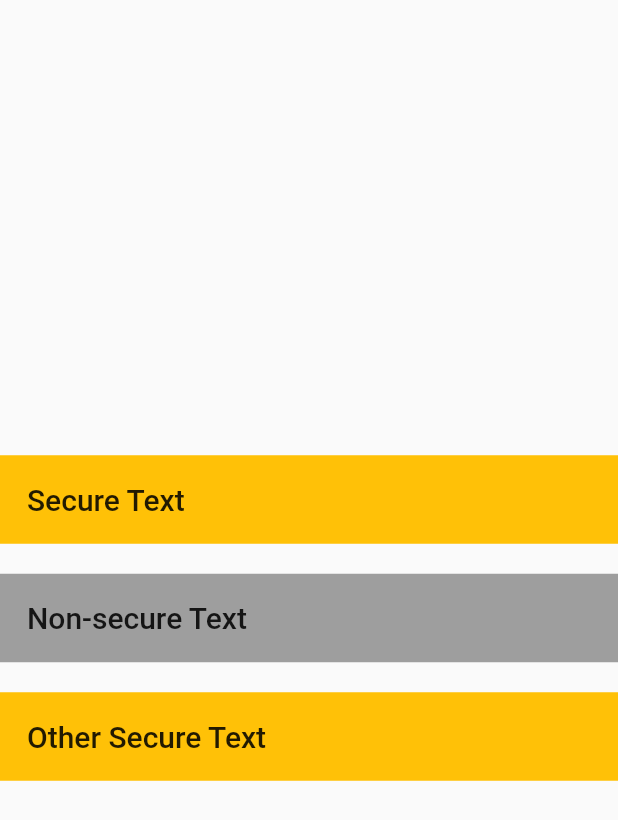
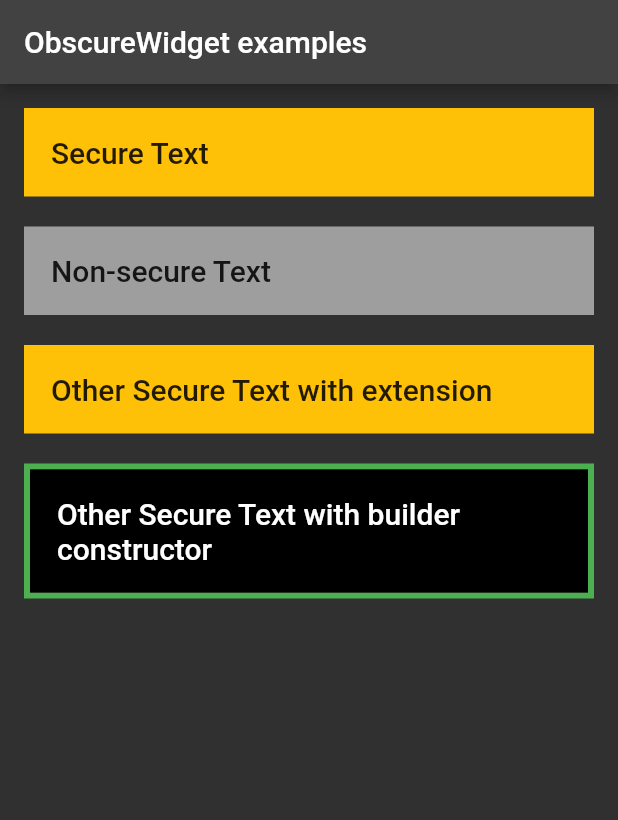
Before and after one commit to imSanjaySoni/ObscureWidget, a Flutter app: the screen it shows after launch, on a phone screen of 412 x 824 dp. Shown: the top 820 px of the screen. Run offline on Flutter 3.47's test engine with Material 2 defaults, Android fonts, the phone set to English and light mode, and no system bars.

Commit message:
Add builder constructor and update version to 0.0.2

```diff
--- a/example/lib/main.dart
+++ b/example/lib/main.dart
@@ -11,9 +11,13 @@ class MyApp extends StatelessWidget {
   @override
   Widget build(BuildContext context) {
     return MaterialApp(
+      theme: ThemeData.dark(),
       home: Scaffold(
-        body: Column(
-          mainAxisAlignment: MainAxisAlignment.center,
+        appBar: AppBar(
+          title: const Text('ObscureWidget examples'),
+        ),
+        body: ListView(
+          padding: const EdgeInsets.all(16.0),
           children: [
             ObscureWidget(
               child: Container(
@@ -26,7 +30,9 @@ class MyApp extends StatelessWidget {
                 ),
               ),
             ),
+
             const SizedBox(height: 20),
+
             Container(
               width: double.infinity,
               color: Colors.grey,
@@ -36,16 +42,44 @@ class MyApp extends StatelessWidget {
                 style: Theme.of(context).textTheme.headline6,
               ),
             ),
+
             const SizedBox(height: 20),
+
             Container(
               width: double.infinity,
               color: Colors.amber,
               padding: const EdgeInsets.all(18.0),
               child: Text(
-                'Other Secure Text',
+                'Other Secure Text with extension',
                 style: Theme.of(context).textTheme.headline6,
               ),
             ).obscured(blur: 2, blurColor: Colors.red),
+
+            const SizedBox(height: 20),
+
+            // builder example
+            ObscureWidget.builder(
+              obscureBuilder: (context, isCaptured, child) {
+                return Container(
+                  decoration: BoxDecoration(
+                    border: Border.all(
+                      width: 4,
+                      color: isCaptured ? Colors.red : Colors.green,
+                    ),
+                  ),
+                  child: child,
+                );
+              },
+              child: Container(
+                width: double.infinity,
+                color: Colors.black,
+                padding: const EdgeInsets.all(18.0),
+                child: Text(
+                  'Other Secure Text with builder constructor',
+                  style: Theme.of(context).textTheme.headline6?.copyWith(color: Colors.white),
+                ),
+              ),
+            )
           ],
         ),
       ),
--- a/lib/src/widget.dart
+++ b/lib/src/widget.dart
@@ -23,6 +23,7 @@ class ObscureWidgetController {
 }
 
 /// blur it's **child** when screen is being captured/recorded.
+class ObscureWidget extends StatelessWidget {
   ///
   ///* **[blur]** is the value of blur effect, higher the blur more the blur effect (default value = 5)
   ///
@@ -31,40 +32,62 @@ class ObscureWidgetController {
   ///* **[borderRadius]** is the radius of the child to be blurred
   ///
   ///* **[colorOpacity]** is the opacity of the blurColor (default value = 0.5)
+  ///
+  const ObscureWidget({
+    Key? key,
+    required Widget child,
+    double blur = 5,
+    Color blurColor = Colors.white,
+    BorderRadius? borderRadius,
+    double colorOpacity = 0.5,
+  })  : _builder = null,
+        _child = child,
+        _blur = blur,
+        _blurColor = blurColor,
+        _colorOpacity = colorOpacity,
+        _borderRadius = borderRadius,
+        super(key: key);
 
-class ObscureWidget extends StatelessWidget {
-  const ObscureWidget({
-    super.key,
-    required this.child,
-    this.blur = 5,
-    this.blurColor = Colors.white,
-    this.borderRadius,
-    this.colorOpacity = 0.5,
-  });
+  ///
+  ///* use **[obscureBuilder]** to create custom obscure implementation
+  ///
+  const ObscureWidget.builder({
+    Key? key,
+    Widget? child,
+    required Widget Function(BuildContext context, bool isCaptured, Widget? child) obscureBuilder,
+  })  : _builder = obscureBuilder,
+        _child = child,
+        _blur = 5,
+        _blurColor = Colors.white,
+        _colorOpacity = 0.5,
+        _borderRadius = null,
+        super(key: key);
 
-  final Widget child;
-  final double blur;
-  final Color blurColor;
-  final BorderRadius? borderRadius;
-  final double colorOpacity;
+  final Widget? _child;
+  final double _blur;
+  final Color _blurColor;
+  final BorderRadius? _borderRadius;
+  final double _colorOpacity;
+  final Widget Function(BuildContext, bool, Widget?)? _builder;
 
   @override
   Widget build(BuildContext context) {
     return ValueListenableBuilder<bool>(
-      builder: (_, isCaptured, child) {
+      builder: _builder ??
+          (_, isCaptured, child) {
             if (isCaptured == false) return child!;
 
             return ClipRRect(
-          borderRadius: borderRadius ?? BorderRadius.zero,
+              borderRadius: _borderRadius ?? BorderRadius.zero,
               child: Stack(
                 children: [
                   child!,
                   Positioned.fill(
                     child: BackdropFilter(
-                  filter: ImageFilter.blur(sigmaX: blur, sigmaY: blur),
+                      filter: ImageFilter.blur(sigmaX: _blur, sigmaY: _blur),
                       child: Container(
                         decoration: BoxDecoration(
-                      color: blurColor.withOpacity(colorOpacity),
+                          color: _blurColor.withOpacity(_colorOpacity),
                         ),
                       ),
                     ),
@@ -74,7 +97,7 @@ class ObscureWidget extends StatelessWidget {
             );
           },
       valueListenable: ObscureWidgetController.isCaptured,
-      child: child,
+      child: _child,
     );
   }
 }
```
Also changed, not shown: pubspec.yaml (+11 -4 lines), example/pubspec.lock, pubspec.lock, 4 other files. Lines whose indentation alone changed are shown as unchanged.
